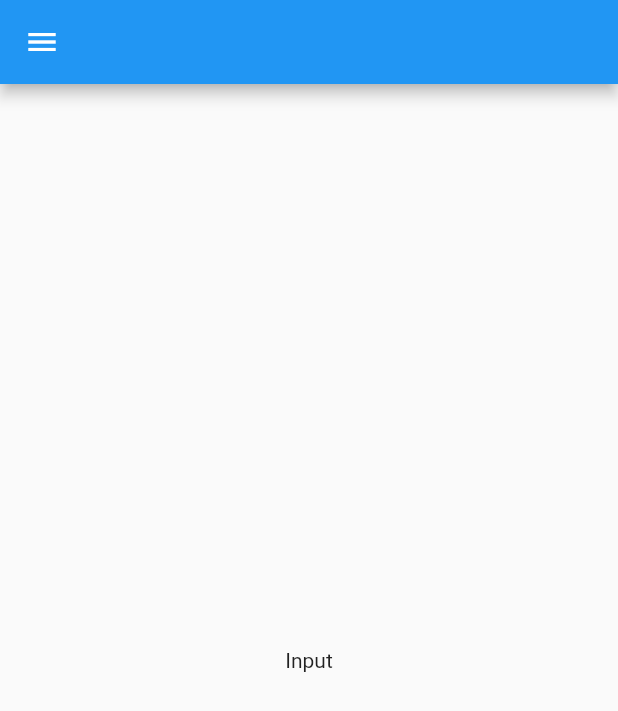
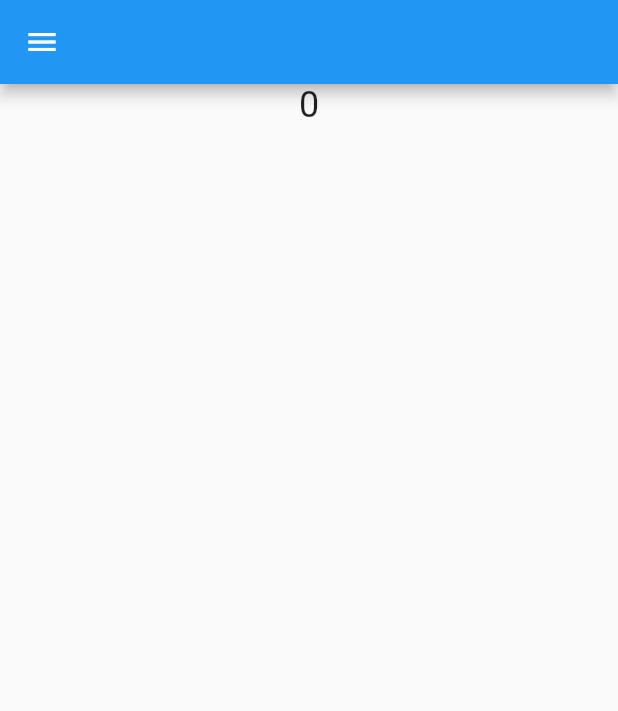
Before and after one commit to BulcsuFarmasi/otp-flutter-test, a Flutter app: the ScorePage screen opened by its route, on a phone screen of 412 x 824 dp. Shown: the top 711 px of the screen. Run offline on Flutter 3.47's test engine with Material 2 defaults, Android fonts, the phone set to English and light mode, and no system bars; our stand-ins replace flutter_bloc, get_it.

Commit message:
add widgets and for score screen

```diff
--- a/lib/features/input/bloc/input_bloc.dart
+++ b/lib/features/input/bloc/input_bloc.dart
@@ -13,6 +13,8 @@ class InputBloc extends Bloc<InputEvent, List<Word>> {
   void _mapEventToState(InputEvent event, Emitter<List<Word>> emit) {
     if (event is InputWordAdded) {
       _wordService.addWord(event.word);
+      print(_wordService.words);
+      print(_wordService.hashCode);
 
       emit(_wordService.words);
     }
--- /dev/null
+++ b/lib/features/score/bloc/score_bloc.dart
@@ -0,0 +1,23 @@
+import 'package:flutter_bloc/flutter_bloc.dart';
+import 'package:otp_flutter_test/features/score/bloc/score_event.dart';
+import 'package:otp_flutter_test/features/score/bloc/score_state.dart';
+import 'package:otp_flutter_test/model/word_service.dart';
+
+class ScoreBloc extends Bloc<ScoreEvent, ScoreState> {
+  ScoreBloc(this._wordService) : super(ScoreState(0, [])) {
+    on<ScoreEvent>(_mapEventToState);
+  }
+
+  final WordService _wordService;
+
+  void _mapEventToState(ScoreEvent event, Emitter<ScoreState> emit) {
+    print('a');
+    if (event is LoadScore) {
+      print('b');
+      print(_wordService.words);
+      print(_wordService.hashCode);
+      print(ScoreState(0, _wordService.words) == state);
+      emit(ScoreState(0, _wordService.words));
+    }
+  }
+}
--- /dev/null
+++ b/lib/features/score/bloc/score_event.dart
@@ -0,0 +1,3 @@
+abstract class ScoreEvent {}
+
+class LoadScore extends ScoreEvent{}
--- /dev/null
+++ b/lib/features/score/bloc/score_state.dart
@@ -0,0 +1,10 @@
+import 'package:otp_flutter_test/model/word.dart';
+
+class ScoreState {
+  ScoreState(this.score, this.words);
+
+
+  final int score;
+  final List<Word> words;
+
+}
--- a/lib/features/score/view/pages/score_page.dart
+++ b/lib/features/score/view/pages/score_page.dart
@@ -1,18 +1,32 @@
 import 'package:flutter/material.dart';
+import 'package:flutter_bloc/flutter_bloc.dart';
+import 'package:get_it/get_it.dart';
+import 'package:otp_flutter_test/features/score/bloc/score_bloc.dart';
+import 'package:otp_flutter_test/features/score/bloc/score_event.dart';
+import 'package:otp_flutter_test/features/score/view/widgets/score_container.dart';
+import 'package:otp_flutter_test/model/word_service.dart';
+import 'package:otp_flutter_test/shared/app.dart';
 import 'package:otp_flutter_test/shared/app_drawer.dart';
 
-class ScorePage extends StatelessWidget {
+class ScorePage extends StatefulWidget {
   const ScorePage({super.key});
 
   static const routeName = '/score';
+
+  @override
+  State<ScorePage> createState() => _ScorePageState();
+}
+
+class _ScorePageState extends State<ScorePage>  {
 
   @override
   Widget build(BuildContext context) {
     return Scaffold(
       appBar: AppBar(),
       drawer: const AppDrawer(),
-      body: const Center(
-        child: Text('Input'),
+      body: BlocProvider(
+        create: (_) => ScoreBloc(GetIt.I.get<WordService>()),
+        child: const ScoreContainer(),
       ),
     );
   }
--- /dev/null
+++ b/lib/features/score/view/widgets/score.dart
@@ -0,0 +1,19 @@
+import 'package:flutter/material.dart';
+import 'package:flutter_bloc/flutter_bloc.dart';
+import 'package:otp_flutter_test/features/score/bloc/score_bloc.dart';
+import 'package:otp_flutter_test/features/score/bloc/score_state.dart';
+
+class Score extends StatelessWidget {
+  const Score({super.key});
+
+  @override
+  Widget build(BuildContext context) {
+    return BlocBuilder<ScoreBloc, ScoreState>(builder: (_, ScoreState state) {
+      return Text(
+        '${state.score}',
+        textAlign: TextAlign.center,
+        style: Theme.of(context).textTheme.headlineSmall,
+      );
+    });
+  }
+}
--- /dev/null
+++ b/lib/features/score/view/widgets/score_container.dart
@@ -0,0 +1,33 @@
+import 'package:flutter/material.dart';
+import 'package:flutter_bloc/flutter_bloc.dart';
+import 'package:otp_flutter_test/features/score/bloc/score_bloc.dart';
+import 'package:otp_flutter_test/features/score/bloc/score_event.dart';
+import 'package:otp_flutter_test/features/score/view/widgets/score.dart';
+import 'package:otp_flutter_test/features/score/view/widgets/word_list.dart';
+
+class ScoreContainer extends StatefulWidget {
+  const ScoreContainer({
+    super.key,
+  });
+
+  @override
+  State<ScoreContainer> createState() => _ScoreContainerState();
+}
+
+class _ScoreContainerState extends State<ScoreContainer> {
+  @override
+  void didChangeDependencies() {
+    super.didChangeDependencies();
+    BlocProvider.of<ScoreBloc>(context).add(LoadScore());
+  }
+
+  @override
+  Widget build(BuildContext context) {
+    return Column(
+      children: const [
+        Score(),
+        WordList(),
+      ],
+    );
+  }
+}
--- /dev/null
+++ b/lib/features/score/view/widgets/word_list.dart
@@ -0,0 +1,23 @@
+import 'package:flutter/material.dart';
+import 'package:flutter_bloc/flutter_bloc.dart';
+import 'package:otp_flutter_test/features/score/bloc/score_bloc.dart';
+import 'package:otp_flutter_test/features/score/bloc/score_state.dart';
+import 'package:otp_flutter_test/model/word.dart';
+
+class WordList extends StatelessWidget {
+  const WordList({super.key});
+
+  @override
+  Widget build(BuildContext context) {
+    return Expanded(child: BlocBuilder<ScoreBloc, ScoreState>(builder: (_, ScoreState state) {
+      return ListView(
+        children: state.words
+            .map((Word word) => ListTile(
+                  title: Text(word.text),
+                  trailing: Text('${word.score}'),
+                ))
+            .toList(),
+      );
+    }));
+  }
+}
```
Also changed, not shown: lib/shared/app.dart (+3 -11 lines), lib/shared/app_drawer.dart (+17 -3 lines).
